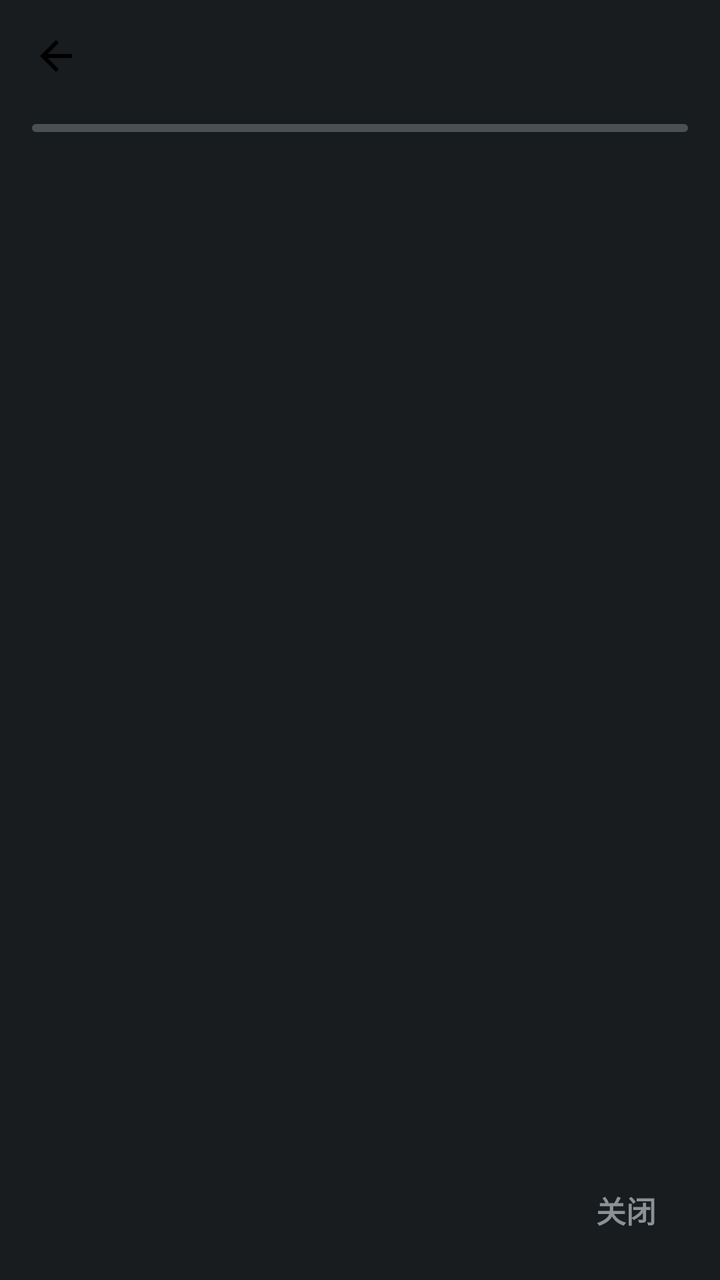
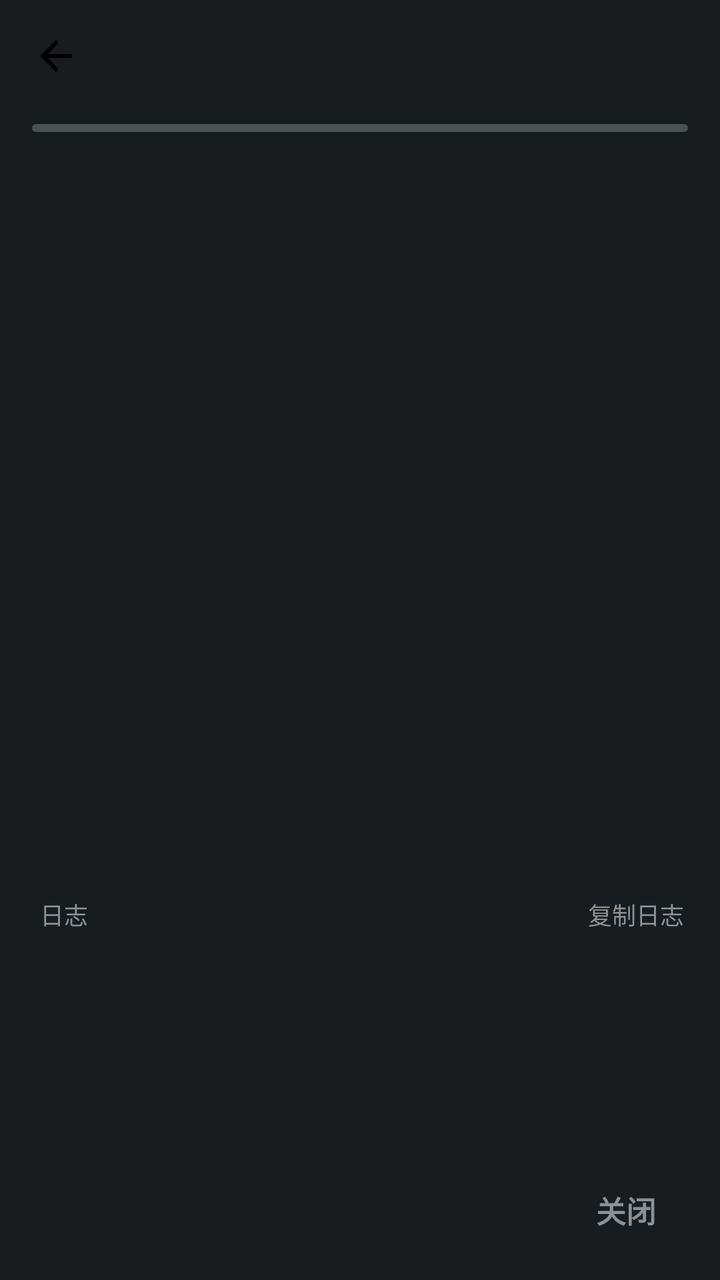

Compare the two renders of this Android layout. The source of the first and the diff that turns it into the second are given below.
<!-- AndroidManifest.xml: application theme android:Theme.DeviceDefault.NoActionBar -->
<!-- res/layout/activity_batch_run.xml -->
<?xml version="1.0" encoding="utf-8"?>
<LinearLayout xmlns:android="http://schemas.android.com/apk/res/android"
    android:id="@+id/br_root"
    android:layout_width="match_parent"
    android:layout_height="match_parent"
    android:orientation="vertical">

    <LinearLayout
        android:id="@+id/br_header"
        android:layout_width="match_parent"
        android:layout_height="56dp"
        android:orientation="horizontal"
        android:gravity="center_vertical"
        android:paddingStart="6dp"
        android:paddingEnd="12dp">

        <ImageButton
            android:id="@+id/br_back"
            android:layout_width="44dp"
            android:layout_height="44dp"
            android:padding="10dp"
            android:background="?android:attr/selectableItemBackgroundBorderless"
            android:src="@drawable/ic_back"
            android:scaleType="fitCenter"
            android:contentDescription="返回" />

        <TextView
            android:id="@+id/br_title"
            android:layout_width="0dp"
            android:layout_height="wrap_content"
            android:layout_weight="1"
            android:layout_marginStart="8dp"
            android:textSize="20sp"
            android:textStyle="bold" />

        <TextView
            android:id="@+id/br_count"
            android:layout_width="wrap_content"
            android:layout_height="wrap_content"
            android:textSize="13sp" />
    </LinearLayout>

    
    <ProgressBar
        android:id="@+id/br_progress"
        style="?android:attr/progressBarStyleHorizontal"
        android:layout_width="match_parent"
        android:layout_height="wrap_content"
        android:layout_marginStart="16dp"
        android:layout_marginEnd="16dp"
        android:max="100" />

    
    <LinearLayout
        android:id="@+id/br_filters"
        android:layout_width="match_parent"
        android:layout_height="wrap_content"
        android:orientation="horizontal"
        android:gravity="center_vertical"
        android:paddingStart="16dp"
        android:paddingEnd="12dp"
        android:paddingTop="10dp"
        android:paddingBottom="6dp"
        android:visibility="gone">

        <TextView
            android:id="@+id/br_f_all"
            android:layout_width="wrap_content"
            android:layout_height="wrap_content"
            android:paddingEnd="18dp"
            android:paddingTop="6dp"
            android:paddingBottom="6dp"
            android:textSize="13sp" />

        <TextView
            android:id="@+id/br_f_ok"
            android:layout_width="wrap_content"
            android:layout_height="wrap_content"
            android:paddingEnd="18dp"
            android:paddingTop="6dp"
            android:paddingBottom="6dp"
            android:textSize="13sp" />

        <TextView
            android:id="@+id/br_f_bad"
            android:layout_width="wrap_content"
            android:layout_height="wrap_content"
            android:paddingEnd="18dp"
            android:paddingTop="6dp"
            android:paddingBottom="6dp"
            android:textSize="13sp" />
    </LinearLayout>

    <View
        android:id="@+id/br_divider"
        android:layout_width="match_parent"
        android:layout_height="1dp" />

    <FrameLayout
        android:layout_width="match_parent"
        android:layout_height="0dp"
        android:layout_weight="1">

        <ListView
            android:id="@+id/br_list"
            android:layout_width="match_parent"
            android:layout_height="match_parent"
            android:divider="@null"
            android:scrollbars="vertical" />

        <TextView
            android:id="@+id/br_empty"
            android:layout_width="match_parent"
            android:layout_height="wrap_content"
            android:layout_gravity="center"
            android:gravity="center"
            android:padding="32dp"
            android:lineSpacingExtra="4dp"
            android:textSize="13sp"
            android:visibility="gone" />
    </FrameLayout>

    
    <LinearLayout
        android:id="@+id/br_bar"
        android:layout_width="match_parent"
        android:layout_height="wrap_content"
        android:orientation="horizontal"
        android:gravity="center_vertical"
        android:paddingStart="20dp"
        android:paddingEnd="16dp"
        android:paddingTop="10dp"
        android:paddingBottom="14dp">

        <TextView
            android:id="@+id/br_summary"
            android:layout_width="0dp"
            android:layout_height="wrap_content"
            android:layout_weight="1"
            android:textSize="13sp" />

        <TextView
            android:id="@+id/br_copy"
            android:layout_width="wrap_content"
            android:layout_height="wrap_content"
            android:paddingStart="14dp"
            android:paddingEnd="14dp"
            android:paddingTop="10dp"
            android:paddingBottom="10dp"
            android:background="?android:attr/selectableItemBackground"
            android:text="@string/batch_copy_log"
            android:textSize="13sp"
            android:visibility="gone" />

        <TextView
            android:id="@+id/br_done"
            android:layout_width="wrap_content"
            android:layout_height="wrap_content"
            android:paddingStart="16dp"
            android:paddingEnd="16dp"
            android:paddingTop="10dp"
            android:paddingBottom="10dp"
            android:background="?android:attr/selectableItemBackground"
            android:text="@string/batch_close"
            android:textSize="15sp"
            android:textStyle="bold" />
    </LinearLayout>
</LinearLayout>
<!-- resources referenced by this layout -->
<resources>
  <!-- drawable ic_back (drawable) -->
  <?xml version="1.0" encoding="utf-8"?>
  <vector xmlns:android="http://schemas.android.com/apk/res/android"
      android:width="24dp"
      android:height="24dp"
      android:viewportWidth="24"
      android:viewportHeight="24">
      <path
          android:fillColor="#FF000000"
          android:pathData="M20,11H7.83l5.59,-5.59L12,4l-8,8l8,8l1.41,-1.41L7.83,13H20v-2z" />
  </vector>
  <string name="batch_close">关闭</string>
  <string name="batch_copy_log">复制日志</string>
</resources>

<!-- the commit's change to res/layout/activity_batch_run.xml (unified diff, before → after) -->
@@ -51,6 +51,17 @@
         android:max="100" />
 
     
+    <TextView
+        android:id="@+id/br_speed"
+        android:layout_width="match_parent"
+        android:layout_height="wrap_content"
+        android:paddingStart="16dp"
+        android:paddingEnd="16dp"
+        android:paddingTop="8dp"
+        android:textSize="12sp"
+        android:visibility="gone" />
+
+    
     <LinearLayout
         android:id="@+id/br_filters"
         android:layout_width="match_parent"
@@ -122,6 +133,62 @@
 
     
     <LinearLayout
+        android:id="@+id/br_logbox"
+        android:layout_width="match_parent"
+        android:layout_height="wrap_content"
+        android:orientation="vertical">
+
+        <LinearLayout
+            android:layout_width="match_parent"
+            android:layout_height="wrap_content"
+            android:orientation="horizontal"
+            android:gravity="center_vertical"
+            android:paddingStart="20dp"
+            android:paddingEnd="6dp">
+
+            <TextView
+                android:id="@+id/br_log_title"
+                android:layout_width="0dp"
+                android:layout_height="wrap_content"
+                android:layout_weight="1"
+                android:text="@string/batch_log_title"
+                android:textSize="12sp" />
+
+            <TextView
+                android:id="@+id/br_copy"
+                android:layout_width="wrap_content"
+                android:layout_height="wrap_content"
+                android:paddingStart="12dp"
+                android:paddingEnd="12dp"
+                android:paddingTop="8dp"
+                android:paddingBottom="8dp"
+                android:background="?android:attr/selectableItemBackground"
+                android:text="@string/batch_copy_log"
+                android:textSize="12sp" />
+        </LinearLayout>
+
+        <ScrollView
+            android:id="@+id/br_log_scroll"
+            android:layout_width="match_parent"
+            android:layout_height="100dp"
+            android:paddingStart="20dp"
+            android:paddingEnd="20dp"
+            android:paddingBottom="4dp"
+            android:clipToPadding="false"
+            android:scrollbars="vertical">
+
+            <TextView
+                android:id="@+id/br_log"
+                android:layout_width="match_parent"
+                android:layout_height="wrap_content"
+                android:lineSpacingExtra="3dp"
+                android:textSize="11sp"
+                android:typeface="monospace" />
+        </ScrollView>
+    </LinearLayout>
+
+    
+    <LinearLayout
         android:id="@+id/br_bar"
         android:layout_width="match_parent"
         android:layout_height="wrap_content"
@@ -138,19 +205,6 @@
             android:layout_height="wrap_content"
             android:layout_weight="1"
             android:textSize="13sp" />
-
-        <TextView
-            android:id="@+id/br_copy"
-            android:layout_width="wrap_content"
-            android:layout_height="wrap_content"
-            android:paddingStart="14dp"
-            android:paddingEnd="14dp"
-            android:paddingTop="10dp"
-            android:paddingBottom="10dp"
-            android:background="?android:attr/selectableItemBackground"
-            android:text="@string/batch_copy_log"
-            android:textSize="13sp"
-            android:visibility="gone" />
 
         <TextView
             android:id="@+id/br_done"
<!-- resource entries referenced after the edit -->
@@ -13,5 +13,6 @@
   </vector>
   <string name="batch_close">关闭</string>
   <string name="batch_copy_log">复制日志</string>
+  <string name="batch_log_title">日志</string>
 </resources>
 
